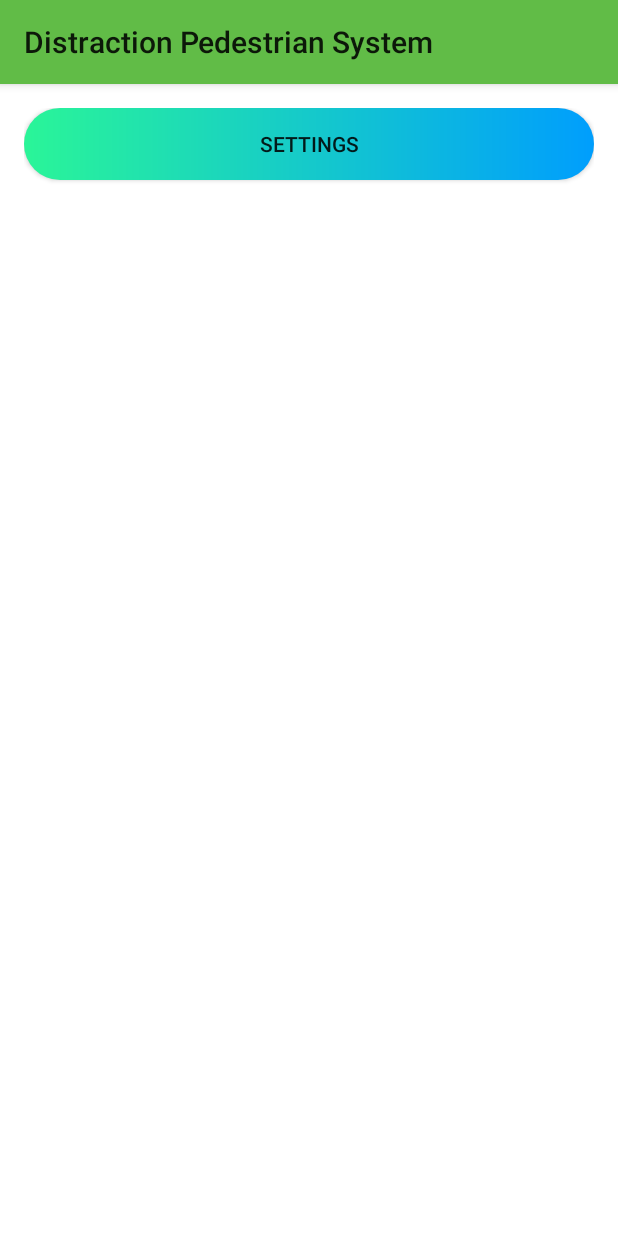
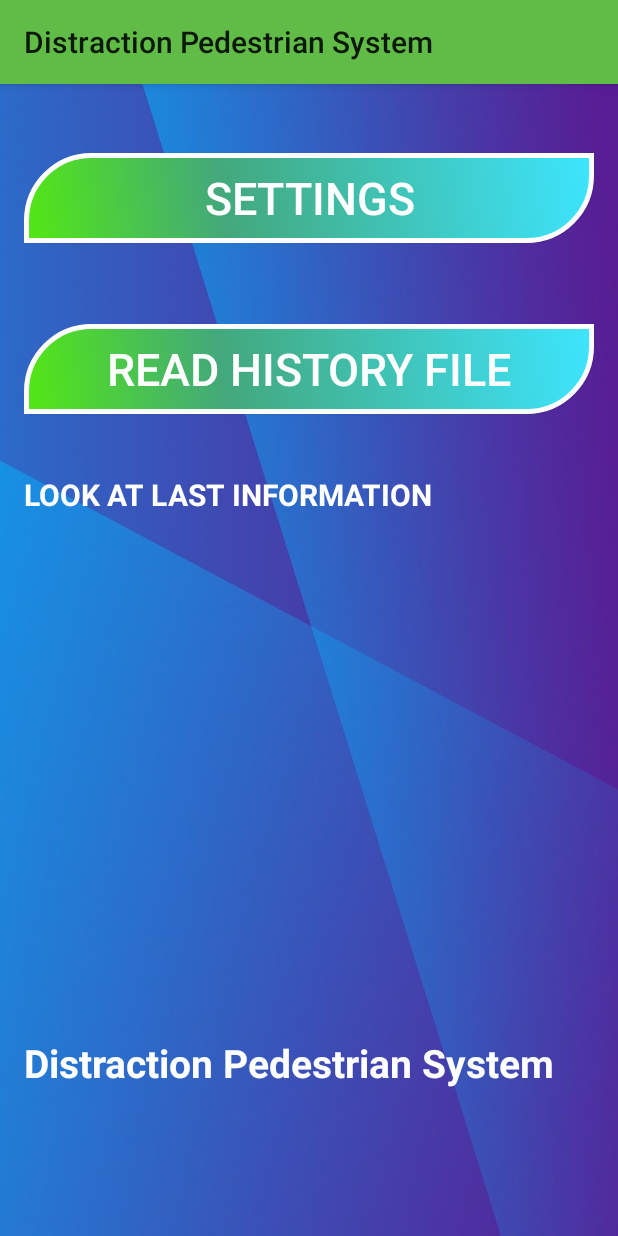
Before and after one commit to TommasoNocchi/DistractionPedestrianSystem, an Android app: the screen it shows after launch (MainActivity), on a phone screen of 412 x 824 dp. Run offline under Robolectric (Android 15) with nearby library versions, the phone set to English and light mode, and no system bars; libraries missing offline, so code that uses them is left out: com.kontakt.sdk; 1 statement that could not run was skipped.

Commit message:
change GUI and history log

```diff
--- a/app/src/main/res/drawable-v24/custom_button.xml
+++ b/app/src/main/res/drawable-v24/custom_button.xml
@@ -1,7 +1,31 @@
-<?xml version="1.0" encoding="utf-8" ?>
-<shape xmlns:android="http://schemas.android.com/apk/res/android" android:shape="rectangle">
-
-    <gradient android:startColor="#2AF598" android:endColor="#009EFD" android:type="linear"/>
-
-    <corners android:radius="50dp"/>
+<?xml version="1.0" encoding="utf-8"?>
+<shape xmlns:android="http://schemas.android.com/apk/res/android" android:shape="rectangle" >
+    <corners
+        android:topLeftRadius="43dp"
+        android:topRightRadius="0dp"
+        android:bottomLeftRadius="0dp"
+        android:bottomRightRadius="43dp"
+        />
+    <gradient
+        android:angle="45"
+        android:centerX="35%"
+        android:centerColor="#43A87C"
+        android:startColor="#53E813"
+        android:endColor="#3DE5FF"
+        android:type="linear"
+        />
+    <padding
+        android:left="0dp"
+        android:top="0dp"
+        android:right="0dp"
+        android:bottom="0dp"
+        />
+    <size
+        android:width="270dp"
+        android:height="60dp"
+        />
+    <stroke
+        android:width="3dp"
+        android:color="#FFFF"
+        />
 </shape>
--- a/app/src/main/res/layout/activity_main.xml
+++ b/app/src/main/res/layout/activity_main.xml
@@ -4,6 +4,7 @@
     xmlns:tools="http://schemas.android.com/tools"
     android:layout_width="match_parent"
     android:layout_height="wrap_content"
+    android:background="@drawable/background"
     >
 
   <LinearLayout
@@ -18,10 +19,64 @@
     <androidx.appcompat.widget.AppCompatButton
         android:id="@+id/button_scan_background"
         android:layout_width="match_parent"
+        android:textColor="#FFFFFF"
+        android:textSize="30sp"
         android:layout_height="wrap_content"
+        android:layout_marginTop="30dp"
         android:layout_marginBottom="4dp"
         android:background="@drawable/custom_button"
+        android:shadowColor="#A8A8A8"
+        android:shadowDx="0"
+        android:shadowDy="0"
+        android:shadowRadius="0"
         android:text="@string/settings" />
+
+    <Button
+        android:id="@+id/button"
+        android:layout_width="match_parent"
+        android:layout_height="wrap_content"
+        android:textColor="#FFFFFF"
+        android:textSize="30sp"
+        android:layout_marginTop="50dp"
+        android:onClick="ReadTextFile"
+        android:padding="5dp"
+        android:background="@drawable/custom_button"
+        android:shadowColor="#A8A8A8"
+        android:shadowDx="0"
+        android:shadowDy="0"
+        android:shadowRadius="0"
+        android:text="Read History File" />
+
+    <TextView
+        android:layout_width="match_parent"
+        android:layout_height="wrap_content"
+        android:layout_marginTop="40dp"
+        android:text="LOOK AT LAST INFORMATION"
+        android:textColor="#FFFF"
+        android:textAlignment="center"
+        android:textSize="20sp"
+        android:textStyle="bold" />
+
+    <TextView
+        android:id="@+id/textView"
+        android:layout_width="match_parent"
+        android:layout_height="wrap_content"
+        android:layout_below="@id/button"
+        android:layout_marginTop="20dp"
+        android:textSize="20sp"
+        android:textStyle="bold" />
+
+    <TextView
+        android:id="@+id/textView1"
+        android:layout_width="wrap_content"
+        android:layout_height="wrap_content"
+        android:layout_centerInParent="true"
+        android:layout_marginTop="300dp"
+        android:text="Distraction Pedestrian System"
+        android:textSize="26sp"
+        android:textColor="#FFFF"
+        android:textStyle="bold" />
+
 
   </LinearLayout>
 
```
Also changed, not shown: app/src/main/java/it/unipi/sample/MainActivity.java (+37 -1 lines), app/src/main/java/it/unipi/sample/samples/BackgroundScanActivity.java (+12 -5 lines), app/src/main/java/it/unipi/sample/service/BackgroundScanService.java (+20 -0 lines), app/src/main/res/layout/activity_background_scan.xml (+18 -0 lines), app/src/main/res/drawable-v24/background.jpeg (added).
